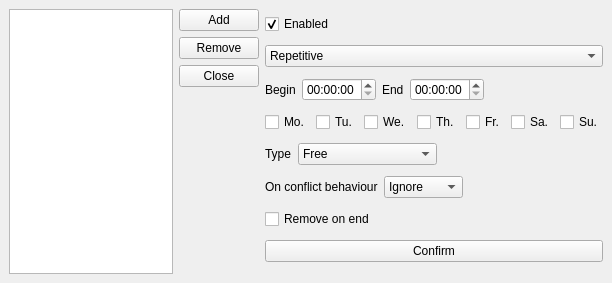
Qt form ClientDownloadGuard/ScheduleWindow.ui (Luminatione/ClientDownloadGuard) before a commit.
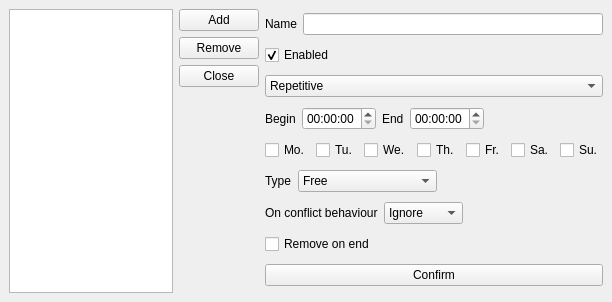
The same form after that commit.

```diff
--- a/ClientDownloadGuard/ScheduleWindow.ui
+++ b/ClientDownloadGuard/ScheduleWindow.ui
@@ -7,7 +7,7 @@
     <x>0</x>
     <y>0</y>
     <width>612</width>
-    <height>283</height>
+    <height>302</height>
    </rect>
   </property>
   <property name="windowTitle">
@@ -58,6 +58,20 @@
     </item>
     <item>
      <layout class="QVBoxLayout" name="verticalLayout">
+      <item>
+       <layout class="QHBoxLayout" name="horizontalLayout_6">
+        <item>
+         <widget class="QLabel" name="nnameLabel">
+          <property name="text">
+           <string>Name</string>
+          </property>
+         </widget>
+        </item>
+        <item>
+         <widget class="QLineEdit" name="nameLineEdit"/>
+        </item>
+       </layout>
+      </item>
       <item>
        <widget class="QCheckBox" name="enabledCheckBox">
         <property name="text">
@@ -69,7 +83,7 @@
        </widget>
       </item>
       <item>
-       <widget class="QComboBox" name="typeComboBox">
+       <widget class="QComboBox" name="behaviourComboBox">
         <item>
          <property name="text">
           <string>Repetitive</string>
@@ -182,7 +196,7 @@
          </widget>
         </item>
         <item>
-         <widget class="QComboBox" name="typeComboBox_2">
+         <widget class="QComboBox" name="typeComboBox">
           <item>
            <property name="text">
             <string>Free</string>
```
